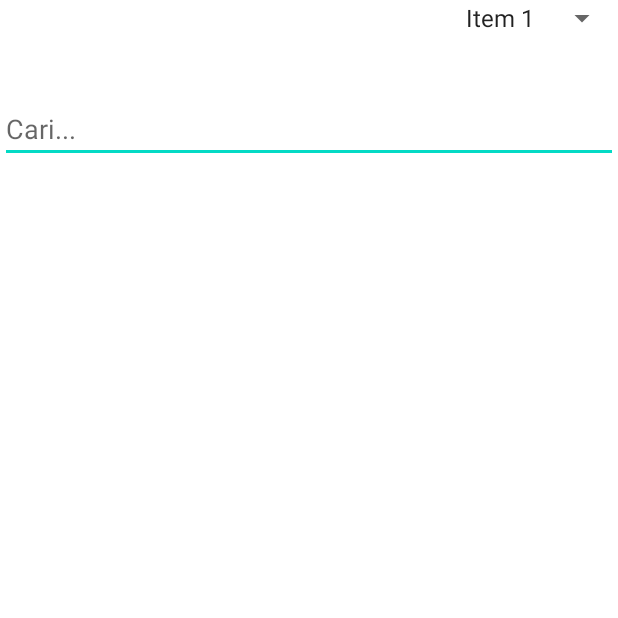
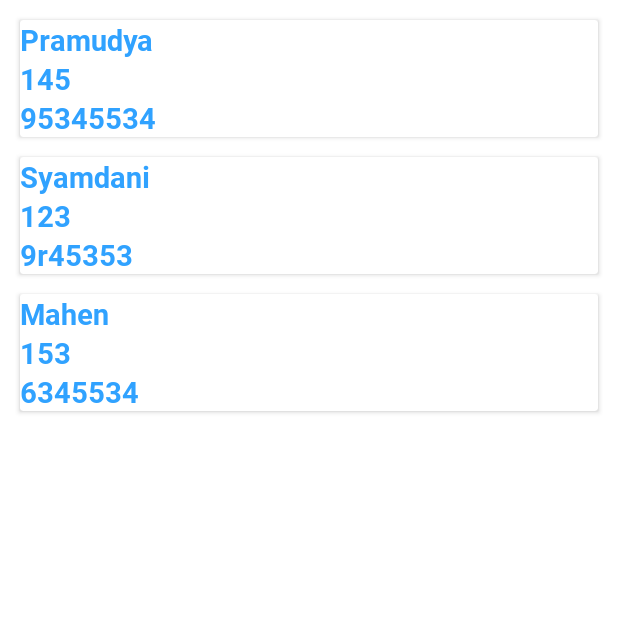
Before and after one commit to haqiachd/tugas-bkpm, an Android app: the screen it shows after launch (Acara12 before the commit, M4RecyclerView after it), after a tap on "Acara 14", on a phone screen of 412 x 824 dp, the top half of it. Run offline under Robolectric (Android 15) with nearby library versions, the phone set to English and light mode, and no system bars; our stand-ins replace sdp/ssp sizes.

Commit message:
add recyclerview

```diff
--- /dev/null
+++ b/app/src/main/java/com/polije/sem3/adapter/ItemMahasiswaAdapter.java
@@ -0,0 +1,57 @@
+package com.polije.sem3.adapter;
+
+import android.view.LayoutInflater;
+import android.view.View;
+import android.view.ViewGroup;
+import android.widget.TextView;
+
+import androidx.annotation.NonNull;
+import androidx.recyclerview.widget.RecyclerView;
+
+import com.polije.sem3.R;
+import com.polije.sem3.data.model.ItemMahasiswa;
+import com.polije.sem3.data.model.ItemTugasModel;
+
+import java.util.ArrayList;
+
+public class ItemMahasiswaAdapter extends RecyclerView.Adapter<ItemMahasiswaAdapter.ViewHolder>{
+
+    private ArrayList<ItemMahasiswa> models;
+
+    public ItemMahasiswaAdapter(ArrayList<ItemMahasiswa> models){
+        this.models = models;
+    }
+
+    @NonNull
+    @Override
+    public ViewHolder onCreateViewHolder(@NonNull ViewGroup parent, int viewType) {
+        LayoutInflater inflater = LayoutInflater.from(parent.getContext());
+        View view = inflater.inflate(R.layout.item_mahasiswa, parent, false);
+        return new ViewHolder(view);
+    }
+
+    @Override
+    public void onBindViewHolder(@NonNull ViewHolder holder, int position) {
+        holder.txtNama.setText(models.get(position).getNama());
+        holder.txtNpm.setText(models.get(position).getNpm());
+        holder.txtNoHp.setText(models.get(position).getNohp());
+    }
+
+    @Override
+    public int getItemCount() {
+        return models.size();
+    }
+
+    static class ViewHolder extends RecyclerView.ViewHolder{
+
+        TextView txtNama, txtNpm, txtNoHp;
+
+        ViewHolder(View view){
+            super(view);
+            txtNama = view.findViewById(R.id.im_nama);
+            txtNpm = view.findViewById(R.id.im_npm);
+            txtNoHp = view.findViewById(R.id.im_nohp);
+        }
+
+    }
+}
--- /dev/null
+++ b/app/src/main/java/com/polije/sem3/data/model/ItemMahasiswa.java
@@ -0,0 +1,39 @@
+package com.polije.sem3.data.model;
+
+public class ItemMahasiswa {
+
+    private String nama;
+    private String npm;
+    private String nohp;
+
+    public ItemMahasiswa(String nama, String npm, String nohp){
+        setNama(nama);
+        setNpm(npm);
+        setNohp(nohp);
+    }
+
+    public String getNama() {
+        return nama;
+    }
+
+    public void setNama(String nama) {
+        this.nama = nama;
+    }
+
+    public String getNpm() {
+        return npm;
+    }
+
+    public void setNpm(String npm) {
+        this.npm = npm;
+    }
+
+    public String getNohp() {
+        return nohp;
+    }
+
+    public void setNohp(String nohp) {
+        this.nohp = nohp;
+    }
+
+}
--- a/app/src/main/java/com/polije/sem3/menu/HomeFragment.java
+++ b/app/src/main/java/com/polije/sem3/menu/HomeFragment.java
@@ -16,9 +16,8 @@ import com.polije.sem3.R;
 import com.polije.sem3.adapter.ItemTugasAdapter;
 import com.polije.sem3.data.model.ItemTugasModel;
 import com.polije.sem3.min3.M3Tugas2;
-import com.polije.sem3.min4.Acara12;
-import com.polije.sem3.min4.LapanganTest;
-import com.polije.sem3.util.FragmentUtil;
+import com.polije.sem3.min4.M4ListView;
+import com.polije.sem3.min4.M4RecyclerView;
 
 import java.util.ArrayList;
 
@@ -101,7 +100,7 @@ public class HomeFragment extends Fragment {
                 new ItemTugasModel("Acara 14", new ItemTugasModel.Listener() {
                     @Override
                     public void onItemClicked() {
-                        startActivity(new Intent(HomeFragment.this.requireActivity(), Acara12.class));
+                        startActivity(new Intent(HomeFragment.this.requireActivity(), M4RecyclerView.class));
                     }
                 })
         );
--- /dev/null
+++ b/app/src/main/java/com/polije/sem3/min4/M4RecyclerView.java
@@ -0,0 +1,39 @@
+package com.polije.sem3.min4;
+
+import androidx.appcompat.app.AppCompatActivity;
+import androidx.recyclerview.widget.RecyclerView;
+
+import android.os.Bundle;
+import com.polije.sem3.R;
+import com.polije.sem3.adapter.ItemMahasiswaAdapter;
+import com.polije.sem3.data.model.ItemMahasiswa;
+
+import java.util.ArrayList;
+
+public class M4RecyclerView extends AppCompatActivity {
+
+    private RecyclerView recyclerView;
+    private ItemMahasiswaAdapter mahasiswa;
+    private ArrayList<ItemMahasiswa> models = new ArrayList<>();
+
+    @Override
+    protected void onCreate(Bundle savedInstanceState) {
+        super.onCreate(savedInstanceState);
+        setContentView(R.layout.activity_m4_recycler_view);
+
+        recyclerView = findViewById(R.id.m4_recycler);
+
+        models.add(
+                new ItemMahasiswa("Pramudya", "145", "95345534")
+        );
+        models.add(
+                new ItemMahasiswa("Syamdani", "123", "9r45353")
+        );
+        models.add(
+                new ItemMahasiswa("Mahen", "153", "6345534")
+        );
+
+        mahasiswa = new ItemMahasiswaAdapter(models);
+        recyclerView.setAdapter(mahasiswa);
+    }
+}
--- /dev/null
+++ b/app/src/main/res/layout/activity_m4_recycler_view.xml
@@ -0,0 +1,19 @@
+<?xml version="1.0" encoding="utf-8"?>
+<androidx.constraintlayout.widget.ConstraintLayout
+    xmlns:android="http://schemas.android.com/apk/res/android"
+    xmlns:app="http://schemas.android.com/apk/res-auto"
+    xmlns:tools="http://schemas.android.com/tools"
+    android:layout_width="match_parent"
+    android:layout_height="match_parent"
+    tools:context=".min4.M4RecyclerView"
+    >
+
+    <androidx.recyclerview.widget.RecyclerView
+        android:id="@+id/m4_recycler"
+        android:layout_width="match_parent"
+        android:layout_height="match_parent"
+        tools:listitem="@layout/item_mahasiswa"
+        app:layoutManager="androidx.recyclerview.widget.LinearLayoutManager"
+        />
+
+</androidx.constraintlayout.widget.ConstraintLayout>
--- /dev/null
+++ b/app/src/main/res/layout/item_mahasiswa.xml
@@ -0,0 +1,49 @@
+<?xml version="1.0" encoding="utf-8"?>
+<androidx.cardview.widget.CardView
+    xmlns:android="http://schemas.android.com/apk/res/android"
+    android:layout_width="match_parent"
+    android:layout_height="wrap_content"
+    android:layout_marginTop="@dimen/_10sdp"
+    android:layout_marginStart="@dimen/_10sdp"
+    android:layout_marginEnd="@dimen/_10sdp"
+    >
+
+    <LinearLayout
+        android:layout_width="match_parent"
+        android:layout_height="wrap_content"
+        android:orientation="vertical"
+        >
+
+        <TextView
+            android:id="@+id/im_nama"
+            android:layout_width="match_parent"
+            android:layout_height="wrap_content"
+            android:fontFamily="@font/roboto_bold"
+            android:text="Nama Mahasiswa"
+            android:textSize="@dimen/_15ssp"
+            android:textColor="@color/butterfly_blue"
+            />
+
+        <TextView
+            android:id="@+id/im_npm"
+            android:layout_width="match_parent"
+            android:layout_height="wrap_content"
+            android:fontFamily="@font/roboto_bold"
+            android:text="Nama Mahasiswa"
+            android:textSize="@dimen/_15ssp"
+            android:textColor="@color/butterfly_blue"
+            />
+
+        <TextView
+            android:id="@+id/im_nohp"
+            android:layout_width="match_parent"
+            android:layout_height="wrap_content"
+            android:fontFamily="@font/roboto_bold"
+            android:text="Nama Mahasiswa"
+            android:textSize="@dimen/_15ssp"
+            android:textColor="@color/butterfly_blue"
+            />
+
+    </LinearLayout>
+
+</androidx.cardview.widget.CardView>
```
Also changed, not shown: app/src/main/AndroidManifest.xml (+14 -0 lines), app/src/main/java/com/polije/sem3/min4/M4ListView.java (added, +41 -0 lines), app/src/main/res/layout/activity_m4_list_view.xml (added, +30 -0 lines), app/src/main/res/values/strings.xml (+22 -0 lines).
